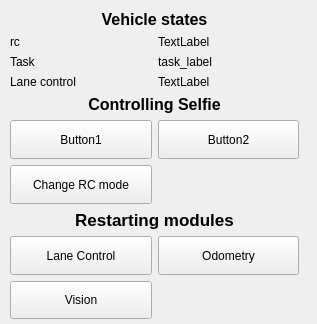
KNR-PW/selfie_carolocup, file src/Tools/rqt_plugins/resource/MyPlugin.ui: the form before one commit.
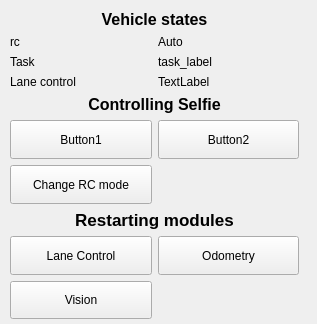
The form after the commit.

Commit message: Create basic dictionary with RC modes

What changed in the file:
```diff
--- a/src/Tools/rqt_plugins/resource/MyPlugin.ui
+++ b/src/Tools/rqt_plugins/resource/MyPlugin.ui
@@ -83,7 +83,7 @@
          </sizepolicy>
         </property>
         <property name="text">
-         <string>TextLabel</string>
+         <string>Auto</string>
         </property>
        </widget>
       </item>
```
The commit also changes 1 other file.
